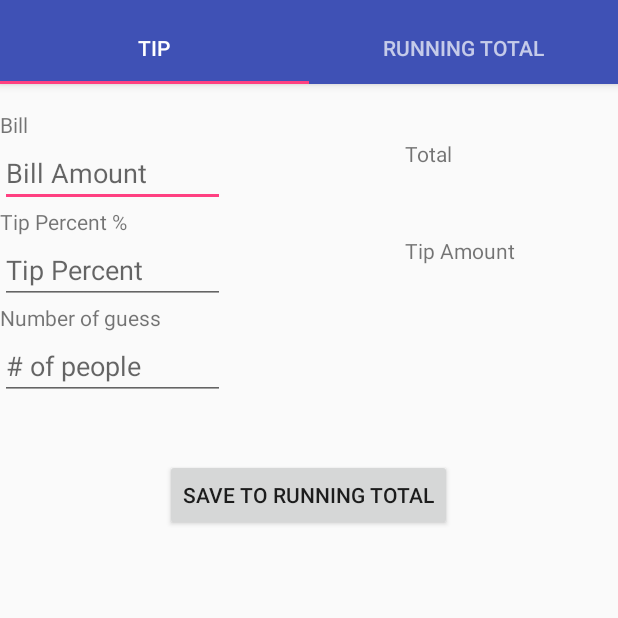
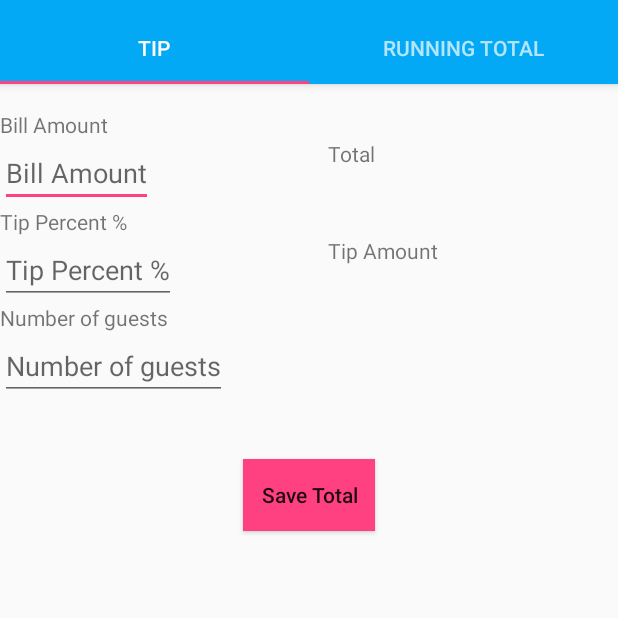
Before and after one commit to frhampton/Tip_Out, an Android app: the screen it shows after launch (MainActivity), on a phone screen of 412 x 824 dp, the top half of it. Run offline under Robolectric (Android 15) with nearby library versions, the phone set to English and light mode, and no system bars.

Commit message:
Update Tip_out with material design

```diff
--- a/app/src/main/AndroidManifest.xml
+++ b/app/src/main/AndroidManifest.xml
@@ -4,7 +4,7 @@
 
     <application
         android:allowBackup="true"
-        android:icon="@mipmap/ic_launcher"
+        android:icon="@mipmap/ic_receipt"
         android:label="@string/app_name"
         android:supportsRtl="true"
         android:theme="@style/AppTheme" >
--- a/app/src/main/res/layout/fragment_tip.xml
+++ b/app/src/main/res/layout/fragment_tip.xml
@@ -9,43 +9,44 @@
 
     <EditText
         android:id="@+id/editText_bill_amount"
-        android:layout_width="150dp"
+        android:layout_width="wrap_content"
         android:layout_height="wrap_content"
         android:inputType="numberDecimal"
         android:hint="Bill Amount"
         android:maxLength="9"
-        android:layout_gravity="right"
+        android:layout_gravity="end"
         android:layout_below="@+id/textView"
         android:layout_alignParentStart="true" />
 
     <EditText
         android:id="@+id/editText_tip_percent"
-        android:layout_width="150dp"
+        android:layout_width="wrap_content"
         android:layout_height="wrap_content"
         android:inputType="number"
-        android:hint="Tip Percent"
+        android:hint="@string/tip_percent"
         android:maxLength="3"
-        android:layout_gravity="right"
+        android:layout_gravity="end"
         android:layout_below="@+id/textView2"
         android:layout_alignParentStart="true" />
 
     <EditText
         android:id="@+id/editText_num_of_people"
-        android:layout_width="150dp"
+        android:layout_width="wrap_content"
         android:layout_height="wrap_content"
         android:inputType="number"
         android:maxLength="3"
-        android:hint="# of people"
-        android:layout_gravity="right"
+        android:hint="@string/number_of_guest"
+        android:layout_gravity="end"
         android:layout_below="@+id/textView4"
         android:layout_alignParentStart="true" />
 
     <Button
         android:layout_width="wrap_content"
         android:layout_height="wrap_content"
-        android:text="Save to Running total"
+        android:text="@string/save_total"
         android:id="@+id/btn_save_to_data"
         android:layout_gravity="center"
+        android:background="#FF4081"
         android:layout_marginTop="39dp"
         android:layout_below="@+id/editText_num_of_people"
         android:layout_centerHorizontal="true" />
@@ -55,7 +56,7 @@
         android:layout_height="wrap_content"
         android:ellipsize="none"
         android:scrollHorizontally="false"
-        android:text="Bill "
+        android:text="@string/bill_amount"
         android:id="@+id/textView"
         android:layout_alignParentTop="true"
         android:layout_toStartOf="@+id/btn_save_to_data"
@@ -64,7 +65,7 @@
     <TextView
         android:layout_width="wrap_content"
         android:layout_height="wrap_content"
-        android:text="Tip Percent %"
+        android:text="@string/tip_percent"
         android:id="@+id/textView2"
         android:layout_below="@+id/editText_bill_amount"
         android:layout_alignStart="@+id/textView" />
@@ -72,7 +73,7 @@
     <TextView
         android:layout_width="wrap_content"
         android:layout_height="wrap_content"
-        android:text="Tip Amount"
+        android:text="@string/tip_amount"
         android:id="@+id/tv_tip_amount"
         android:layout_alignTop="@+id/editText_tip_percent"
         android:layout_alignStart="@+id/tv_total" />
@@ -80,7 +81,7 @@
     <TextView
         android:layout_width="wrap_content"
         android:layout_height="wrap_content"
-        android:text="Number of guess"
+        android:text="@string/number_of_guest"
         android:id="@+id/textView4"
         android:layout_marginTop="25dp"
         android:layout_below="@+id/tv_tip_amount"
@@ -89,7 +90,7 @@
     <TextView
         android:layout_width="wrap_content"
         android:layout_height="wrap_content"
-        android:text="Total"
+        android:text="@string/total"
         android:id="@+id/textView5"
         android:layout_below="@+id/textView"
         android:layout_alignEnd="@+id/btn_save_to_data" />
--- a/app/src/main/res/values/strings.xml
+++ b/app/src/main/res/values/strings.xml
@@ -1,5 +1,13 @@
 <resources>
-    <string name="app_name">Tip_Out</string>
+    <string name="app_name">Tip Out</string>
     <string name="action_settings">Settings</string>
-    <string name="section_format">Hello World from section: %1$d</string>
+    <string name="bill_amount">"Bill Amount"</string>
+    <string name="tip_percent">"Tip Percent %"</string>
+    <string name="number_of_guest">"Number of guests"</string>
+    <string name="save_total">"Save Total"</string>
+    <string name="enter_delete">"Enter ID number to Delete"</string>
+    <string name="tip_history">"Tip History"</string>
+    <string name="delete_data">"Delete Row"</string>
+    <string name="total">"Total"</string>
+    <string name="tip_amount">"Tip Amount"</string>
 </resources>
--- a/app/src/main/res/values/styles.xml
+++ b/app/src/main/res/values/styles.xml
@@ -1,16 +1,20 @@
 <resources>
 
     <!-- Base application theme. -->
-    <style name="AppTheme" parent="Theme.AppCompat.Light.DarkActionBar">
+    <style name="AppTheme" parent="Theme.AppCompat.Light.NoActionBar">
         <!-- Customize your theme here. -->
-        <item name="colorPrimary">@color/colorPrimary</item>
-        <item name="colorPrimaryDark">@color/colorPrimaryDark</item>
-        <item name="colorAccent">@color/colorAccent</item>
+        <item name="colorPrimary">#03A9F4</item>
+        <item name="colorPrimaryDark">#0288D1</item>
+        <item name="colorAccent">#FF4081</item>
+        <item name="buttonStyle">@style/MyButton</item>
     </style>
     <style name="AppTheme.NoActionBar">
         <item name="windowActionBar">false</item>
         <item name="windowNoTitle">true</item>
     </style>
+    <style name="MyButton" parent="Widget.AppCompat.Button">
+        <item name="android:textAllCaps">false</item>
+    </style>
     <style name="AppTheme.AppBarOverlay" parent="ThemeOverlay.AppCompat.Dark.ActionBar" />
     <style name="AppTheme.PopupOverlay" parent="ThemeOverlay.AppCompat.Light" />
 
--- a/build.gradle
+++ b/build.gradle
@@ -5,7 +5,7 @@ buildscript {
         jcenter()
     }
     dependencies {
-        classpath 'com.android.tools.build:gradle:1.3.0'
+        classpath 'com.android.tools.build:gradle:2.1.2'
 
         // NOTE: Do not place your application dependencies here; they belong
         // in the individual module build.gradle files
```
Also changed, not shown: app/src/main/res/layout/fragment_running_total.xml (+15 -18 lines), app/src/main/res/mipmap-xxxhdpi/ic_receipt.png (added), gradle/wrapper/gradle-wrapper.properties, 1 other file.
